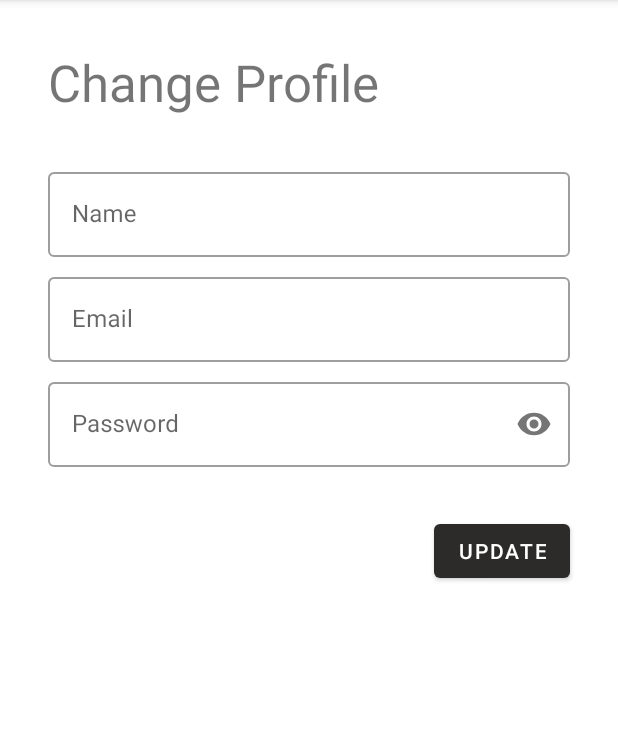
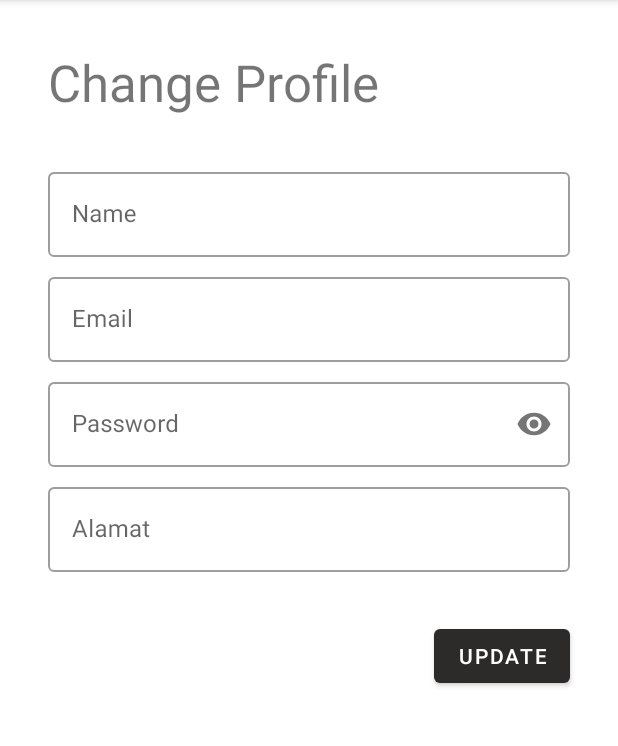
Before and after one commit to Talahatu/UAS-ANMP, an Android app: the ProfileFragment screen opened through its navigation route, after a tap on "CHANGE PROFILE", on a phone screen of 412 x 824 dp, the part 84-830 px from its top. Run offline under Robolectric (Android 15) with nearby library versions, the phone set to English and light mode, and no system bars; our stand-ins replace Picasso, Room's generated code, Volley, data binding, navigation-ui; pictures from the network do not load; Roboto replaces fonts that are not available here; 2 statements that could not run were skipped.

Commit message:
Profile hopefully done

```diff
--- a/app/src/main/java/com/example/midterm_160420014/model/UserDao.kt
+++ b/app/src/main/java/com/example/midterm_160420014/model/UserDao.kt
@@ -19,7 +19,9 @@ interface UserDao {
     @Query("SELECT * FROM users WHERE email=:email AND password=:password")
     fun login(email:String,password:String):Users
 
-    @Query("UPDATE users SET name=:name, email=:email, password=:password WHERE uuid=:uuid")
-    fun updateProfile(name:String,email:String,password:String,uuid:Int):Int
+    @Query("UPDATE users SET saldo=saldo+:nominal WHERE uuid=:uuid")
+    fun updateSaldo(nominal:Int, uuid:Int):Int
+    @Query("UPDATE users SET name=:name, email=:email, password=:password, alamat=:alamat WHERE uuid=:uuid")
+    fun updateProfile(name:String,email:String,password:String,alamat:String,uuid:Int):Int
 
 }
--- a/app/src/main/java/com/example/midterm_160420014/view/EditProfileFragment.kt
+++ b/app/src/main/java/com/example/midterm_160420014/view/EditProfileFragment.kt
@@ -55,7 +55,7 @@ class EditProfileFragment : Fragment(),EditProfileListener {
     }
 
     override fun onEditProfileClick(v: View,user:Users) {
-        userVM.updateProfile(user.uuid,user.name!!,user.email!!,user.password!!)
+        userVM.updateProfile(user.uuid,user.name!!,user.email!!,user.password!!,user.alamat!!)
         checkStatus()
     }
 }
--- a/app/src/main/java/com/example/midterm_160420014/view/ProfileFragment.kt
+++ b/app/src/main/java/com/example/midterm_160420014/view/ProfileFragment.kt
@@ -11,7 +11,9 @@ import android.view.View
 import android.view.ViewGroup
 import android.widget.Button
 import android.widget.TextView
+import android.widget.Toast
 import androidx.databinding.DataBindingUtil
+import androidx.databinding.ObservableField
 import androidx.fragment.app.FragmentManager
 import androidx.lifecycle.Observer
 import androidx.lifecycle.ViewModelProvider
@@ -23,43 +25,33 @@ import androidx.navigation.fragment.findNavController
 import com.example.midterm_160420014.R
 import com.example.midterm_160420014.databinding.FragmentProfileBinding
 import com.example.midterm_160420014.viewModel.UserViewModel
+import com.google.android.material.textfield.TextInputEditText
 
-class ProfileFragment : Fragment(), ProfileOnClickListener {
+class ProfileFragment : Fragment(), ProfileOnClickListener,LogoutListener,TopUpListener {
     private lateinit var userVM:UserViewModel
     private lateinit var dataBinding:FragmentProfileBinding
+
     override fun onViewCreated(view: View, savedInstanceState: Bundle?) {
         super.onViewCreated(view, savedInstanceState)
         userVM = ViewModelProvider(this)[UserViewModel::class.java]
         val sharedPref = requireActivity().getSharedPreferences("UserLogin", Context.MODE_PRIVATE)
         userVM.getUser(sharedPref.getString("uuid","")!!.toInt())
         dataBinding.profileListener=this
+        dataBinding.logoutListener=this
+        dataBinding.topupListener=this
         observe()
-
-        val btnlogout=view.findViewById<Button>(R.id.buttonLogout)
-        btnlogout.setOnClickListener{
-            val editor:SharedPreferences.Editor=sharedPref.edit()
-            editor.clear()
-            editor.apply()
-            userVM.clearData()
-            findNavController().popBackStack(findNavController().graph.startDestinationId,true)
-            val navController = Navigation.findNavController(requireActivity(),R.id.fragment_host)
-            navController.popBackStack(navController.graph.startDestinationId,false)
-            navController.navigate(R.id.loginFragment)
-
-            activity?.recreate()
-
-            val backstack = navController.backQueue
-            for (entry in backstack){
-                Log.d("BACKSTACK: ",entry.destination.displayName)
-            }
-            for(entri in findNavController().backQueue){
-                Log.d("BACKSTACK PREV: ",entri.destination.displayName)
-            }
-        }
     }
     private fun observe(){
         userVM.userData.observe(viewLifecycleOwner, Observer {
             dataBinding.user=it
+        })
+    }
+    private fun checkStatus(nominal:TextInputEditText){
+        userVM.updateStatus.observe(viewLifecycleOwner, Observer {
+            if(it==true){
+                Toast.makeText(context,"Top up success!!",Toast.LENGTH_SHORT).show()
+                nominal.setText("0")
+            }
         })
     }
     override fun onCreateView(
@@ -75,4 +67,27 @@ class ProfileFragment : Fragment(), ProfileOnClickListener {
         val action=ProfileFragmentDirections.actionItemProfileToEditProfileFragment()
         Navigation.findNavController(v).navigate(action)
     }
+
+    override fun onClickTopup(v: View) {
+        val sharedPref = requireActivity().getSharedPreferences("UserLogin", Context.MODE_PRIVATE)
+        val nominal = view?.findViewById<TextInputEditText>(R.id.editTextSaldo)
+        if (nominal?.text.toString() != "" && nominal?.text.toString().toInt()>0) {
+            userVM.updateSaldo(nominal?.text.toString().toInt(),sharedPref.getString("uuid","")!!.toInt())
+            checkStatus(nominal!!)
+        }
+    }
+
+    override fun onClickLogout(v: View) {
+        val sharedPref = requireActivity().getSharedPreferences("UserLogin", Context.MODE_PRIVATE)
+        val editor:SharedPreferences.Editor=sharedPref.edit()
+        editor.clear()
+        editor.apply()
+        userVM.clearData()
+        findNavController().popBackStack(findNavController().graph.startDestinationId,true)
+        val navController = Navigation.findNavController(requireActivity(),R.id.fragment_host)
+        navController.popBackStack(navController.graph.startDestinationId,false)
+        navController.navigate(R.id.loginFragment)
+
+        activity?.recreate()
+    }
 }
--- a/app/src/main/java/com/example/midterm_160420014/view/interfaces.kt
+++ b/app/src/main/java/com/example/midterm_160420014/view/interfaces.kt
@@ -13,7 +13,10 @@ interface EditProfileListener{
     fun onEditProfileClick(v:View, user:Users)
 }
 interface TopUpListener{
-
+    fun onClickTopup(v:View)
+}
+interface LogoutListener{
+    fun onClickLogout(v:View)
 }
 
 interface MenuRestaurantItemLayout{
--- a/app/src/main/res/layout/fragment_edit_profile.xml
+++ b/app/src/main/res/layout/fragment_edit_profile.xml
@@ -18,6 +18,28 @@
         <androidx.constraintlayout.widget.ConstraintLayout
             android:layout_width="match_parent"
             android:layout_height="match_parent">
+
+            <com.google.android.material.textfield.TextInputLayout
+                android:id="@+id/textInputLayout7"
+                style="@style/Widget.MaterialComponents.TextInputLayout.OutlinedBox"
+                android:layout_width="0dp"
+                android:layout_height="wrap_content"
+                android:layout_marginStart="32dp"
+                android:layout_marginTop="8dp"
+                android:layout_marginEnd="32dp"
+                android:hint="Alamat"
+                app:layout_constraintEnd_toEndOf="parent"
+                app:layout_constraintStart_toStartOf="parent"
+                app:layout_constraintTop_toBottomOf="@+id/textInputLayout5">
+
+
+                <com.google.android.material.textfield.TextInputEditText
+                    android:id="@+id/editTextAlamat"
+                    android:layout_width="match_parent"
+                    android:layout_height="wrap_content"
+                    android:text="@{user.alamat}"
+                     />
+            </com.google.android.material.textfield.TextInputLayout>
 
             <TextView
                 android:id="@+id/textView5"
@@ -49,8 +71,8 @@
                     android:id="@+id/editTextPassword"
                     android:layout_width="match_parent"
                     android:layout_height="wrap_content"
-                    android:text="@={user.password}"
-                    android:password="true" />
+                    android:password="true"
+                    android:text="@={user.password}" />
             </com.google.android.material.textfield.TextInputLayout>
 
             <com.google.android.material.textfield.TextInputLayout
@@ -99,10 +121,10 @@
                 android:layout_height="wrap_content"
                 android:layout_marginTop="32dp"
                 android:layout_marginEnd="32dp"
+                android:onClick="@{(view)->editProfileListener.onEditProfileClick(view,user)}"
                 android:text="Update"
-                android:onClick="@{(view)->editProfileListener.onEditProfileClick(view,user)}"
                 app:layout_constraintEnd_toEndOf="parent"
-                app:layout_constraintTop_toBottomOf="@+id/textInputLayout5" />
+                app:layout_constraintTop_toBottomOf="@+id/textInputLayout7" />
 
         </androidx.constraintlayout.widget.ConstraintLayout>
     </FrameLayout>
```
Also changed, not shown: app/src/main/java/com/example/midterm_160420014/viewModel/UserViewModel.kt (+17 -10 lines), app/src/main/res/layout/fragment_profile.xml (+14 -3 lines).
